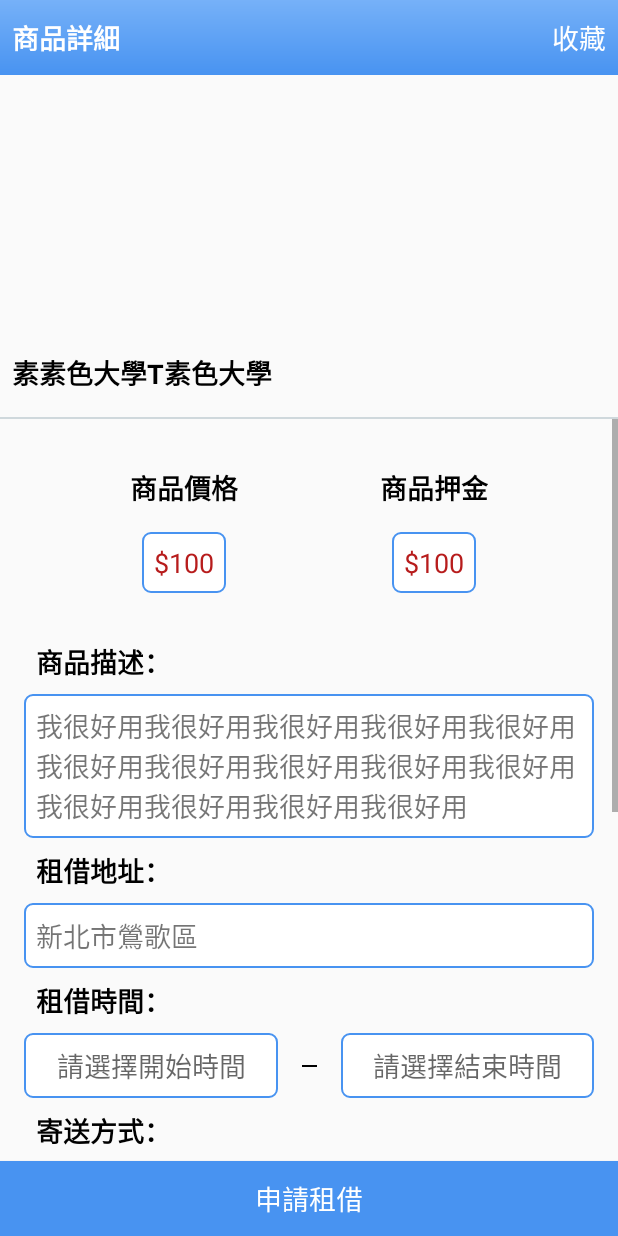
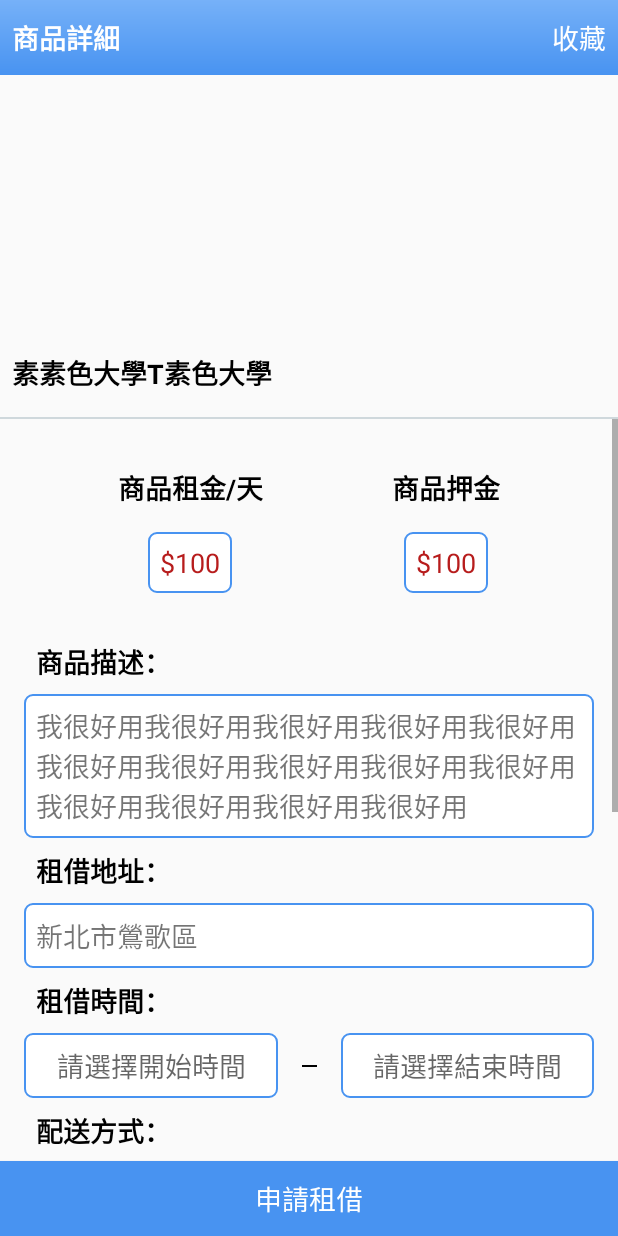
Before and after one commit to WuBingHui/Ecorner, an Android app: the CommodityDetailActivity screen opened directly, with no data from a screen before it, on a phone screen of 412 x 824 dp. Run offline under Robolectric (Android 15) with nearby library versions, the phone set to English and light mode, and no system bars; our stand-ins replace RxJava; network calls fail; 1 statement that could not run was skipped.

Commit message:
Modify & Fix Bug

```diff
--- a/app/src/main/java/com/anthony/ecorner/main/commodity/view/CommodityDetailActivity.kt
+++ b/app/src/main/java/com/anthony/ecorner/main/commodity/view/CommodityDetailActivity.kt
@@ -170,6 +170,8 @@ class CommodityDetailActivity : BaseActivity() {
                 cashOnDeliveryRadioBtn.isChecked = true
                 cashOnDeliveryEditText.visibility = View.VISIBLE
                 transferEditText.visibility = View.GONE
+                transferNameEditText.visibility = View.GONE
+                transferPhoneEditText.visibility = View.GONE
             }
             PayMethod.TRANSFER -> {
                 payment = "轉帳"
@@ -177,6 +179,8 @@ class CommodityDetailActivity : BaseActivity() {
                 transferRadioBtn.isChecked = true
                 cashOnDeliveryEditText.visibility = View.GONE
                 transferEditText.visibility = View.GONE
+                transferNameEditText.visibility = View.VISIBLE
+                transferPhoneEditText.visibility = View.VISIBLE
             }
 
         }
@@ -249,7 +253,7 @@ class CommodityDetailActivity : BaseActivity() {
                             superCommercialEditText.text.toString(),
                             homeDeliveryEditText.text.toString(),
                             cashOnDeliveryEditText.text.toString(),
-                            transferEditText.text.toString()))
+                            "${transferEditText.text}/${transferNameEditText.text}/${transferPhoneEditText.text}"))
 
                 }
                 .setNeutralButton("取消", null)
--- a/app/src/main/java/com/anthony/ecorner/main/home/view/HomeFragment.kt
+++ b/app/src/main/java/com/anthony/ecorner/main/home/view/HomeFragment.kt
@@ -56,6 +56,7 @@ class HomeFragment : BaseFragment(), EasyPermissions.PermissionCallbacks {
     private lateinit var hospitalRecyclerView: RecyclerView
     private lateinit var electricRecyclerView: RecyclerView
     private lateinit var gameRecyclerView: RecyclerView
+    private lateinit var  cityLabel:TextView
 
     private lateinit var childAdapter: ChildAdapter
     private lateinit var travelAdapter: TravelAdapter
@@ -128,7 +129,7 @@ class HomeFragment : BaseFragment(), EasyPermissions.PermissionCallbacks {
 
 
     private fun initView(view: View) {
-
+             cityLabel = view.findViewById(R.id.cityLabel)
         val childLabel =
             view.findViewById<View>(R.id.childType).findViewById<TextView>(R.id.classLabel)
         val travelLabel =
--- a/app/src/main/res/layout/activity_commodity_detail.xml
+++ b/app/src/main/res/layout/activity_commodity_detail.xml
@@ -123,13 +123,13 @@
                 android:layout_height="wrap_content"
                 android:layout_marginTop="24dp"
                 android:padding="8dp"
-                android:text="@string/rent_amount"
+                android:text="商品租金/天"
                 android:textColor="@android:color/background_dark"
                 android:textSize="18sp"
+                android:textStyle="bold"
                 app:layout_constraintEnd_toStartOf="@+id/textView6"
                 app:layout_constraintStart_toStartOf="parent"
-                app:layout_constraintTop_toTopOf="parent"
-                android:textStyle="bold" />
+                app:layout_constraintTop_toTopOf="parent" />
 
             <TextView
                 android:id="@+id/amountLabel"
@@ -278,20 +278,49 @@
                 android:id="@+id/transferEditText"
                 android:layout_width="0dp"
                 android:layout_height="0dp"
-                android:layout_marginStart="16dp"
-                android:layout_marginLeft="16dp"
-                android:layout_marginEnd="16dp"
-                android:layout_marginRight="16dp"
                 android:background="@drawable/shape_rectangle_white_bg"
                 android:ems="10"
                 android:hint="輸入匯款帳號"
                 android:inputType="textPersonName"
                 android:padding="8dp"
+                android:visibility="gone"
+                app:layout_constraintBottom_toBottomOf="@+id/transferRadioBtn"
+                app:layout_constraintEnd_toStartOf="@+id/transferNameEditText"
+                app:layout_constraintStart_toEndOf="@+id/transferRadioBtn"
+                app:layout_constraintTop_toTopOf="@+id/transferRadioBtn" />
+
+            <EditText
+                android:id="@+id/transferNameEditText"
+                android:layout_width="0dp"
+                android:layout_height="0dp"
+                android:layout_marginStart="8dp"
+                android:layout_marginLeft="8dp"
+                android:layout_marginEnd="8dp"
+                android:layout_marginRight="8dp"
+                android:background="@drawable/shape_rectangle_white_bg"
+                android:hint="輸入姓名"
+                android:inputType="textPersonName"
+                android:padding="8dp"
+                android:visibility="invisible"
+                app:layout_constraintBottom_toBottomOf="@+id/transferRadioBtn"
+                app:layout_constraintEnd_toStartOf="@+id/transferPhoneEditText"
+                app:layout_constraintStart_toEndOf="@+id/transferEditText"
+                app:layout_constraintTop_toTopOf="@+id/transferRadioBtn" />
+
+            <EditText
+                android:id="@+id/transferPhoneEditText"
+                android:layout_width="0dp"
+                android:layout_height="0dp"
+                android:layout_marginEnd="16dp"
+                android:layout_marginRight="16dp"
+                android:background="@drawable/shape_rectangle_white_bg"
+                android:hint="輸入電話"
+                android:inputType="phone"
+                android:padding="8dp"
                 android:visibility="invisible"
                 app:layout_constraintBottom_toBottomOf="@+id/transferRadioBtn"
                 app:layout_constraintEnd_toEndOf="parent"
-                app:layout_constraintHorizontal_bias="1.0"
-                app:layout_constraintStart_toEndOf="@+id/transferRadioBtn"
+                app:layout_constraintStart_toEndOf="@+id/transferNameEditText"
                 app:layout_constraintTop_toTopOf="@+id/transferRadioBtn" />
 
             <EditText
--- a/app/src/main/res/layout/activity_reply_application.xml
+++ b/app/src/main/res/layout/activity_reply_application.xml
@@ -157,7 +157,7 @@
         android:layout_width="wrap_content"
         android:layout_height="wrap_content"
         android:layout_marginTop="24dp"
-        android:text="寄送方式："
+        android:text="配送方式："
         android:textColor="@android:color/background_dark"
         android:textSize="18sp"
         android:textStyle="bold"
--- a/app/src/main/res/values/strings.xml
+++ b/app/src/main/res/values/strings.xml
@@ -72,7 +72,7 @@
     <string name="apply_rent">"申請租借"</string>
     <string name="rent_amount">"商品價格"</string>
     <string name="rent_deposit">"商品押金"</string>
-    <string name="send_method">"寄送方式："</string>
+    <string name="send_method">"配送方式："</string>
     <string name="pay_method">"付款方式："</string>
     <string name="apply_time">"租借時間："</string>
 
```
Also changed, not shown: app/src/main/res/layout/fragment_home.xml (+9 -8 lines), app/src/main/res/layout/fragment_personal.xml (+3 -6 lines).
